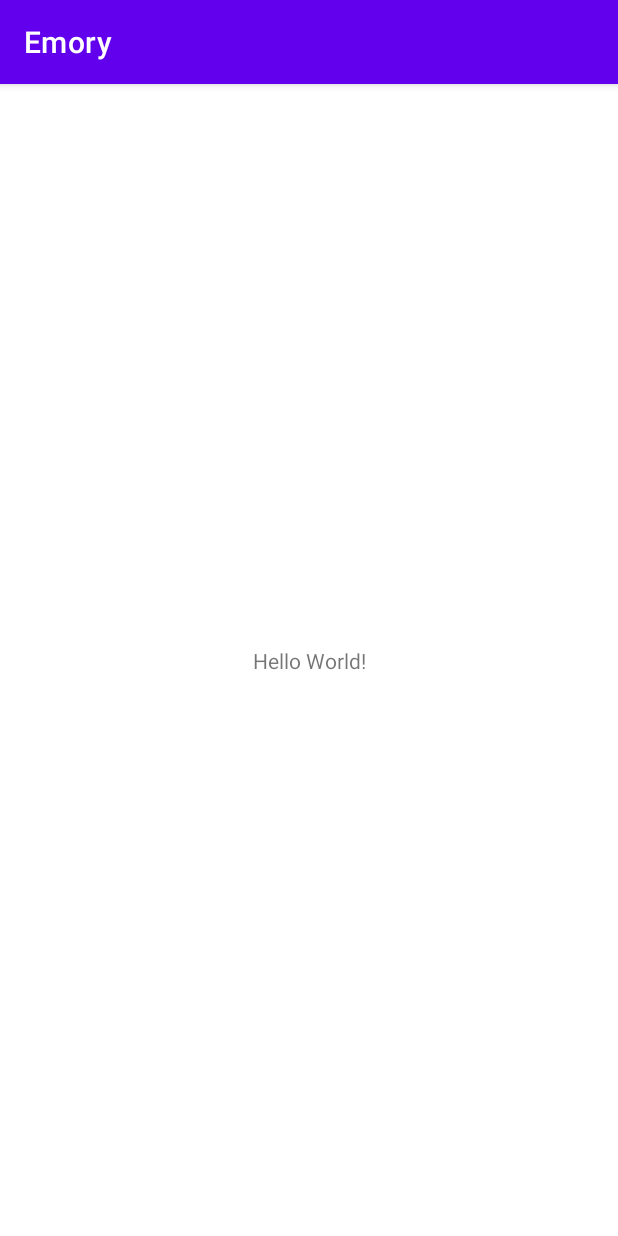
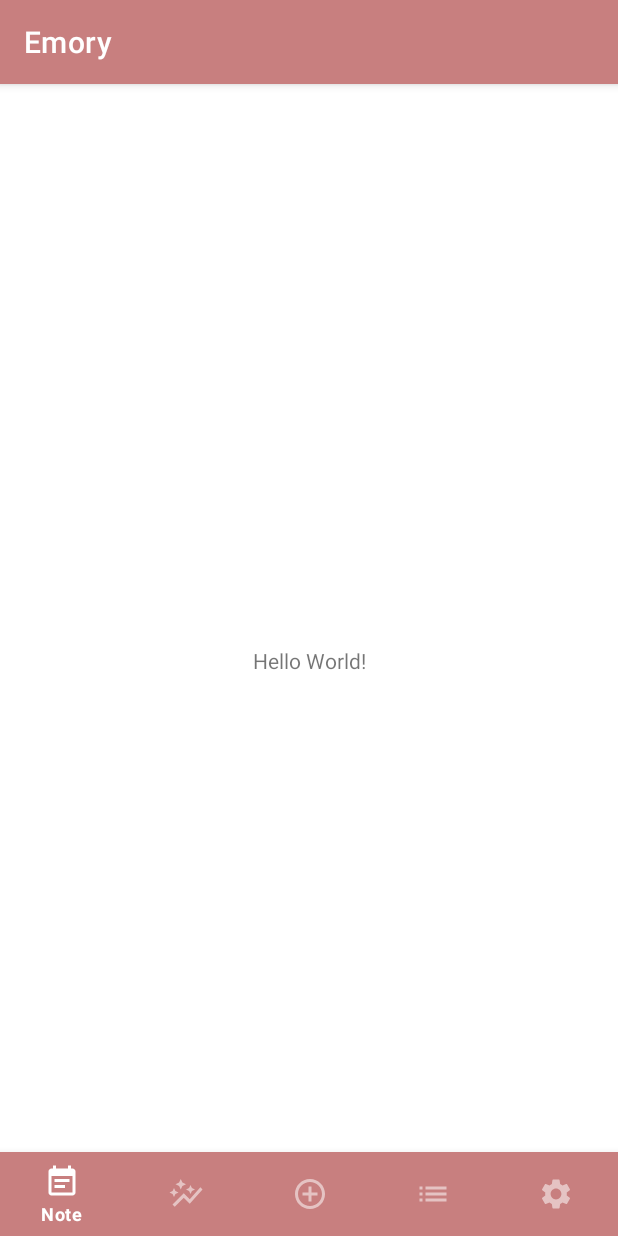
Before and after one commit to GiangNguyen1207/Emory, an Android app: the screen it shows after launch (MainActivity before the commit, Entries after it), on a phone screen of 412 x 824 dp. Run offline under Robolectric (Android 15) with nearby library versions, the phone set to English and light mode, and no system bars.

Commit message:
ui entries view

```diff
--- a/app/build.gradle
+++ b/app/build.gradle
@@ -33,6 +33,8 @@ dependencies {
     implementation 'androidx.appcompat:appcompat:1.2.0'
     implementation 'com.google.android.material:material:1.3.0'
     implementation 'androidx.constraintlayout:constraintlayout:2.0.4'
+    implementation 'androidx.navigation:navigation-fragment:2.3.2'
+    implementation 'androidx.navigation:navigation-ui:2.3.2'
     testImplementation 'junit:junit:4.+'
     androidTestImplementation 'androidx.test.ext:junit:1.1.2'
     androidTestImplementation 'androidx.test.espresso:espresso-core:3.3.0'
--- a/app/src/main/AndroidManifest.xml
+++ b/app/src/main/AndroidManifest.xml
@@ -9,7 +9,7 @@
         android:roundIcon="@mipmap/ic_launcher_round"
         android:supportsRtl="true"
         android:theme="@style/Theme.Emory">
-        <activity android:name=".MainActivity">
+        <activity android:name=".Entries">
             <intent-filter>
                 <action android:name="android.intent.action.MAIN" />
 
--- a/app/src/main/java/com/example/emory/MainActivity.java
+++ b/app/src/main/java/com/example/emory/Entries.java
@@ -4,11 +4,11 @@ import androidx.appcompat.app.AppCompatActivity;
 
 import android.os.Bundle;
 
-public class MainActivity extends AppCompatActivity {
+public class Entries extends AppCompatActivity {
 
     @Override
     protected void onCreate(Bundle savedInstanceState) {
         super.onCreate(savedInstanceState);
-        setContentView(R.layout.activity_main);
+        setContentView(R.layout.activity_entries);
     }
 }
--- /dev/null
+++ b/app/src/main/res/drawable/ic_add.xml
@@ -0,0 +1,5 @@
+<vector android:height="24dp" android:tint="#FFFFFF"
+    android:viewportHeight="24" android:viewportWidth="24"
+    android:width="24dp" xmlns:android="http://schemas.android.com/apk/res/android">
+    <path android:fillColor="@android:color/white" android:pathData="M13,7h-2v4L7,11v2h4v4h2v-4h4v-2h-4L13,7zM12,2C6.48,2 2,6.48 2,12s4.48,10 10,10 10,-4.48 10,-10S17.52,2 12,2zM12,20c-4.41,0 -8,-3.59 -8,-8s3.59,-8 8,-8 8,3.59 8,8 -3.59,8 -8,8z"/>
+</vector>
--- /dev/null
+++ b/app/src/main/res/drawable/ic_graph.xml
@@ -0,0 +1,5 @@
+<vector android:height="24dp" android:tint="#FFFFFF"
+    android:viewportHeight="24" android:viewportWidth="24"
+    android:width="24dp" xmlns:android="http://schemas.android.com/apk/res/android">
+    <path android:fillColor="@android:color/white" android:pathData="M14.06,9.94L12,9l2.06,-0.94L15,6l0.94,2.06L18,9l-2.06,0.94L15,12L14.06,9.94zM4,14l0.94,-2.06L7,11l-2.06,-0.94L4,8l-0.94,2.06L1,11l2.06,0.94L4,14zM8.5,9l1.09,-2.41L12,5.5L9.59,4.41L8.5,2L7.41,4.41L5,5.5l2.41,1.09L8.5,9zM4.5,20.5l6,-6.01l4,4L23,8.93l-1.41,-1.41l-7.09,7.97l-4,-4L3,19L4.5,20.5z"/>
+</vector>
--- /dev/null
+++ b/app/src/main/res/drawable/ic_note.xml
@@ -0,0 +1,5 @@
+<vector android:autoMirrored="true" android:height="24dp"
+    android:tint="#FFFFFF" android:viewportHeight="24"
+    android:viewportWidth="24" android:width="24dp" xmlns:android="http://schemas.android.com/apk/res/android">
+    <path android:fillColor="@android:color/white" android:pathData="M17,10L7,10v2h10v-2zM19,3h-1L18,1h-2v2L8,3L8,1L6,1v2L5,3c-1.11,0 -1.99,0.9 -1.99,2L3,19c0,1.1 0.89,2 2,2h14c1.1,0 2,-0.9 2,-2L21,5c0,-1.1 -0.9,-2 -2,-2zM19,19L5,19L5,8h14v11zM14,14L7,14v2h7v-2z"/>
+</vector>
--- /dev/null
+++ b/app/src/main/res/drawable/ic_settings.xml
@@ -0,0 +1,5 @@
+<vector android:height="24dp" android:tint="#FFFFFF"
+    android:viewportHeight="24" android:viewportWidth="24"
+    android:width="24dp" xmlns:android="http://schemas.android.com/apk/res/android">
+    <path android:fillColor="@android:color/white" android:pathData="M19.14,12.94c0.04,-0.3 0.06,-0.61 0.06,-0.94c0,-0.32 -0.02,-0.64 -0.07,-0.94l2.03,-1.58c0.18,-0.14 0.23,-0.41 0.12,-0.61l-1.92,-3.32c-0.12,-0.22 -0.37,-0.29 -0.59,-0.22l-2.39,0.96c-0.5,-0.38 -1.03,-0.7 -1.62,-0.94L14.4,2.81c-0.04,-0.24 -0.24,-0.41 -0.48,-0.41h-3.84c-0.24,0 -0.43,0.17 -0.47,0.41L9.25,5.35C8.66,5.59 8.12,5.92 7.63,6.29L5.24,5.33c-0.22,-0.08 -0.47,0 -0.59,0.22L2.74,8.87C2.62,9.08 2.66,9.34 2.86,9.48l2.03,1.58C4.84,11.36 4.8,11.69 4.8,12s0.02,0.64 0.07,0.94l-2.03,1.58c-0.18,0.14 -0.23,0.41 -0.12,0.61l1.92,3.32c0.12,0.22 0.37,0.29 0.59,0.22l2.39,-0.96c0.5,0.38 1.03,0.7 1.62,0.94l0.36,2.54c0.05,0.24 0.24,0.41 0.48,0.41h3.84c0.24,0 0.44,-0.17 0.47,-0.41l0.36,-2.54c0.59,-0.24 1.13,-0.56 1.62,-0.94l2.39,0.96c0.22,0.08 0.47,0 0.59,-0.22l1.92,-3.32c0.12,-0.22 0.07,-0.47 -0.12,-0.61L19.14,12.94zM12,15.6c-1.98,0 -3.6,-1.62 -3.6,-3.6s1.62,-3.6 3.6,-3.6s3.6,1.62 3.6,3.6S13.98,15.6 12,15.6z"/>
+</vector>
--- /dev/null
+++ b/app/src/main/res/drawable/ic_todo.xml
@@ -0,0 +1,5 @@
+<vector android:height="24dp" android:tint="#FFFFFF"
+    android:viewportHeight="24" android:viewportWidth="24"
+    android:width="24dp" xmlns:android="http://schemas.android.com/apk/res/android">
+    <path android:fillColor="@android:color/white" android:pathData="M3,13h2v-2L3,11v2zM3,17h2v-2L3,15v2zM3,9h2L5,7L3,7v2zM7,13h14v-2L7,11v2zM7,17h14v-2L7,15v2zM7,7v2h14L21,7L7,7z"/>
+</vector>
--- /dev/null
+++ b/app/src/main/res/drawable/selector.xml
@@ -0,0 +1,5 @@
+<?xml version="1.0" encoding="utf-8"?>
+<selector xmlns:android="http://schemas.android.com/apk/res/android">
+    <item android:state_selected="true" android:color="@color/white" />
+    <item android:state_selected="false" android:color="@color/whiteBlur" />
+</selector>
--- a/app/src/main/res/layout/activity_main.xml
+++ b/app/src/main/res/layout/activity_entries.xml
@@ -4,7 +4,7 @@
     xmlns:tools="http://schemas.android.com/tools"
     android:layout_width="match_parent"
     android:layout_height="match_parent"
-    tools:context=".MainActivity">
+    tools:context=".Entries">
 
     <TextView
         android:layout_width="wrap_content"
@@ -15,4 +15,15 @@
         app:layout_constraintRight_toRightOf="parent"
         app:layout_constraintTop_toTopOf="parent" />
 
+    <com.google.android.material.bottomnavigation.BottomNavigationView
+        android:layout_width="match_parent"
+        android:layout_height="wrap_content"
+        android:background="@color/secondary"
+        app:itemIconTint="@drawable/selector"
+        app:itemTextColor="@drawable/selector"
+        app:layout_constraintBottom_toBottomOf="parent"
+        app:layout_constraintEnd_toEndOf="parent"
+        app:layout_constraintStart_toStartOf="parent"
+        app:menu="@menu/nav_bar" />
+
 </androidx.constraintlayout.widget.ConstraintLayout>
--- /dev/null
+++ b/app/src/main/res/menu/nav_bar.xml
@@ -0,0 +1,8 @@
+<?xml version="1.0" encoding="utf-8"?>
+<menu xmlns:android="http://schemas.android.com/apk/res/android">
+    <item android:title="Note" android:icon="@drawable/ic_note"/>
+    <item android:title="Graph" android:icon="@drawable/ic_graph" />
+    <item android:title="Add" android:icon="@drawable/ic_add" />
+    <item android:title="To Do" android:icon="@drawable/ic_todo" />
+    <item android:title="Settings" android:icon="@drawable/ic_settings" />
+</menu>
--- a/app/src/main/res/values-night/themes.xml
+++ b/app/src/main/res/values-night/themes.xml
@@ -2,15 +2,14 @@
     <!-- Base application theme. -->
     <style name="Theme.Emory" parent="Theme.MaterialComponents.DayNight.DarkActionBar">
         <!-- Primary brand color. -->
-        <item name="colorPrimary">@color/purple_200</item>
-        <item name="colorPrimaryVariant">@color/purple_700</item>
-        <item name="colorOnPrimary">@color/black</item>
+        <item name="colorPrimary">@color/secondary</item>
+        <item name="colorOnPrimary">@color/highlight</item>
         <!-- Secondary brand color. -->
-        <item name="colorSecondary">@color/teal_200</item>
-        <item name="colorSecondaryVariant">@color/teal_200</item>
+        <item name="colorSecondary">@color/secondary</item>
+        <item name="colorSecondaryVariant">@color/white</item>
         <item name="colorOnSecondary">@color/black</item>
         <!-- Status bar color. -->
-        <item name="android:statusBarColor" tools:targetApi="l">?attr/colorPrimaryVariant</item>
+        <item name="android:statusBarColor" tools:targetApi="l">?attr/colorOnSecondary</item>
         <!-- Customize your theme here. -->
     </style>
 </resources>
--- a/app/src/main/res/values/colors.xml
+++ b/app/src/main/res/values/colors.xml
@@ -1,12 +1,8 @@
 <?xml version="1.0" encoding="utf-8"?>
 <resources>
-    <color name="purple_200">#FFBB86FC</color>
-    <color name="purple_500">#FF6200EE</color>
-    <color name="purple_700">#FF3700B3</color>
-    <color name="teal_200">#FF03DAC5</color>
-    <color name="teal_700">#FF018786</color>
     <color name="black">#FF000000</color>
     <color name="white">#FFFFFFFF</color>
+    <color name='whiteBlur'>#88FFFFFF</color>
     <color name='primary'>#FFF6EE</color>
     <color name='secondary'>#C87F7F</color>
     <color name='highlight'>#F0CBCA</color>
--- a/app/src/main/res/values/themes.xml
+++ b/app/src/main/res/values/themes.xml
@@ -2,15 +2,23 @@
     <!-- Base application theme. -->
     <style name="Theme.Emory" parent="Theme.MaterialComponents.DayNight.DarkActionBar">
         <!-- Primary brand color. -->
-        <item name="colorPrimary">@color/purple_500</item>
-        <item name="colorPrimaryVariant">@color/purple_700</item>
-        <item name="colorOnPrimary">@color/white</item>
+        <item name="colorPrimary">@color/secondary</item>
+        <item name="colorOnPrimary">@color/highlight</item>
         <!-- Secondary brand color. -->
-        <item name="colorSecondary">@color/teal_200</item>
-        <item name="colorSecondaryVariant">@color/teal_700</item>
+        <item name="colorSecondary">@color/secondary</item>
+        <item name="colorSecondaryVariant">@color/white</item>
         <item name="colorOnSecondary">@color/black</item>
         <!-- Status bar color. -->
-        <item name="android:statusBarColor" tools:targetApi="l">?attr/colorPrimaryVariant</item>
+        <item name="android:statusBarColor" tools:targetApi="l">?attr/colorOnSecondary</item>
         <!-- Customize your theme here. -->
     </style>
+
+    <style name="Theme.Emory.NoActionBar">
+        <item name="windowActionBar">false</item>
+        <item name="windowNoTitle">true</item>
+    </style>
+
+    <style name="Theme.Emory.AppBarOverlay" parent="ThemeOverlay.AppCompat.Dark.ActionBar" />
+
+    <style name="Theme.Emory.PopupOverlay" parent="ThemeOverlay.AppCompat.Light" />
 </resources>
```
Also changed, not shown: app/src/main/java/com/example/emory/Diary.java (added, +33 -0 lines), app/src/main/java/com/example/emory/Mood.java (added, +21 -0 lines), app/src/main/res/navigation/nav_graph.xml (added, +28 -0 lines), app/src/main/res/values/strings.xml (+9 -0 lines).
